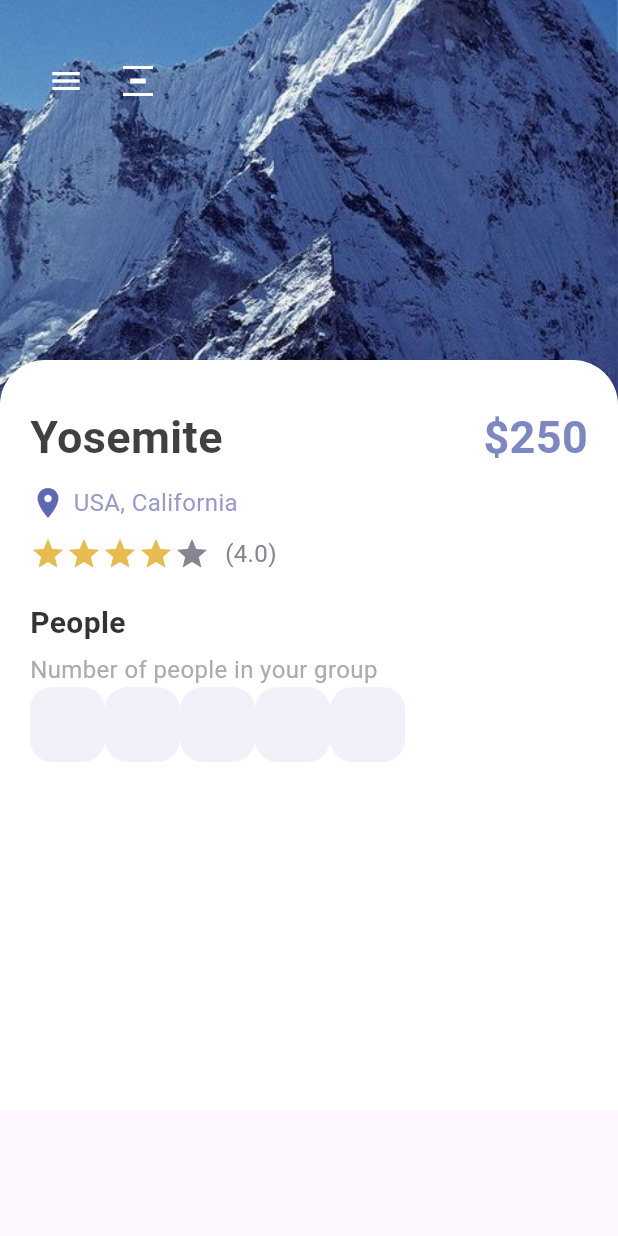
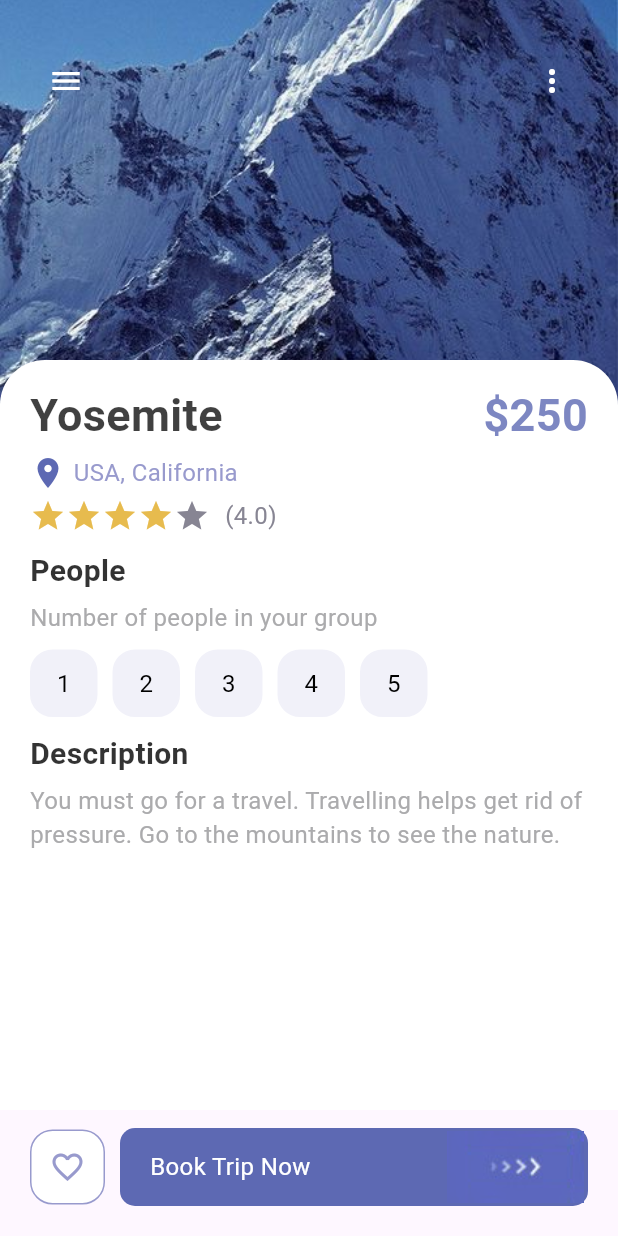
Before and after one commit to adedeni/tourist-app, a Flutter app: the screen it shows after launch, on a phone screen of 412 x 824 dp. Run offline on Flutter 3.47's test engine with Material 3 defaults, Android fonts, the phone set to English and light mode, and no system bars.

Commit message:
done with design remain cubit state management

```diff
--- a/lib/main.dart
+++ b/lib/main.dart
@@ -1,7 +1,7 @@
 import 'package:flutter/material.dart';
 import 'package:travelapp/screens/detail_page.dart';
-import 'package:travelapp/screens/navigation/main_page.dart';
-import 'package:travelapp/screens/welcome_page.dart';
+//import 'package:travelapp/screens/navigation/main_page.dart';
+//import 'package:travelapp/screens/welcome_page.dart';
 
 void main() {
   runApp(const MyApp());
--- a/lib/screens/detail_page.dart
+++ b/lib/screens/detail_page.dart
@@ -3,6 +3,7 @@ import 'package:travelapp/utilities/colors.dart';
 import 'package:travelapp/widgets/app_buttons.dart';
 import 'package:travelapp/widgets/app_large_text.dart';
 import 'package:travelapp/widgets/app_text.dart';
+import 'package:travelapp/widgets/responsive_button.dart';
 
 class DetailPage extends StatefulWidget {
   const DetailPage({super.key});
@@ -13,6 +14,7 @@ class DetailPage extends StatefulWidget {
 
 class _DetailPageState extends State<DetailPage> {
   int starRating = 4;
+  int selectedIndex = -1;
   @override
   Widget build(BuildContext context) {
     return Scaffold(
@@ -35,28 +37,33 @@ class _DetailPageState extends State<DetailPage> {
             ),
 
             Positioned(
-              left: 20,
+              left: 0,
+              right: 0,
               top: 30,
+              child: Padding(
+                padding: const EdgeInsets.symmetric(horizontal: 20),
                 child: Row(
+                  mainAxisAlignment: MainAxisAlignment.spaceBetween,
                   children: [
                     IconButton(
                       onPressed: () {},
                       icon: Icon(Icons.menu),
                       color: Colors.white,
                     ),
-
                     IconButton(
                       onPressed: () {},
-                    icon: Icon(Icons.vertical_distribute),
+                      icon: Icon(Icons.more_vert),
                       color: Colors.white,
                     ),
                   ],
                 ),
               ),
+            ),
+
             Positioned(
               top: 240,
               child: Container(
-                padding: const EdgeInsets.only(left: 20, right: 20, top: 30),
+                padding: const EdgeInsets.only(left: 20, right: 20, top: 15),
                 width: MediaQuery.of(context).size.width,
                 height: 500,
                 decoration: BoxDecoration(
@@ -82,7 +89,7 @@ class _DetailPageState extends State<DetailPage> {
                         ),
                       ],
                     ),
-                    SizedBox(height: 10),
+                    SizedBox(height: 5),
                     Row(
                       children: [
                         Icon(Icons.location_on, color: AppColor.mainColor),
@@ -93,7 +100,7 @@ class _DetailPageState extends State<DetailPage> {
                         ),
                       ],
                     ),
-                    SizedBox(height: 10),
+                    SizedBox(height: 5),
                     Row(
                       children: [
                         Wrap(
@@ -110,7 +117,7 @@ class _DetailPageState extends State<DetailPage> {
                         AppText(text: "(4.0)", color: AppColor.textColor2),
                       ],
                     ),
-                    SizedBox(height: 20),
+                    SizedBox(height: 10),
                     AppLargeText(
                       text: "People",
                       color: Colors.black.withOpacity(0.8),
@@ -121,18 +128,67 @@ class _DetailPageState extends State<DetailPage> {
                       text: "Number of people in your group",
                       color: AppColor.mainTextColor,
                     ),
+                    SizedBox(height: 10),
                     Wrap(
-                      children:
-                        List.generate(5, (index) {
-                          return AppButtons(
+                      children: List.generate(5, (index) {
+                        return InkWell(
+                          onTap: () {
+                            setState(() {
+                              selectedIndex = index;
+                            });
+                          },
+                          child: Container(
+                            margin: const EdgeInsets.only(right: 10),
+                            child: AppButtons(
+                              size: 45,
+                              color: selectedIndex == index
+                                  ? Colors.white
+                                  : Colors.black,
+                              backgroundColor: selectedIndex == index
+                                  ? Colors.black
+                                  : AppColor.buttonBackground,
+                              borderColor: selectedIndex == index
+                                  ? Colors.black
+                                  : AppColor.buttonBackground,
+                              text: (index + 1).toString(),
+                            ),
+                          ),
+                        );
+                      }),
+                    ),
+                    SizedBox(height: 10),
+                    AppLargeText(
+                      text: "Description",
+                      color: Colors.black.withOpacity(0.8),
+                      size: 20,
+                    ),
+                    SizedBox(height: 5),
+                    AppText(
+                      text:
+                          "You must go for a travel. Travelling helps get rid of pressure. Go to the mountains to see the nature.",
+                      color: AppColor.mainTextColor,
+                    ),
+                  ],
+                ),
+              ),
+            ),
+            Positioned(
+              bottom: 20,
+              left: 20,
+              right: 20,
+              child: Container(
+                child: Row(
+                  children: [
+                    AppButtons(
                       size: 50,
-                            color: Colors.black,
-                            backgroundColor: AppColor.buttonBackground,
-                             borderColor: AppColor.buttonBackground,
-                             isIcon: false);
-                        })
-
+                      color: AppColor.textColor1,
+                      backgroundColor: Colors.white,
+                      borderColor: AppColor.textColor1,
+                      isIcon: true,
+                      icon: Icons.favorite_border,
                     ),
+                    SizedBox(width: 10),
+                    ResponsiveButton(isResponsive: true),
                   ],
                 ),
               ),
--- a/lib/widgets/app_buttons.dart
+++ b/lib/widgets/app_buttons.dart
@@ -1,5 +1,6 @@
 import 'package:flutter/material.dart';
-import 'package:travelapp/utilities/colors.dart';
+
+import 'package:travelapp/widgets/app_text.dart';
 
 class AppButtons extends StatelessWidget {
   final Color color;
@@ -13,11 +14,12 @@ class AppButtons extends StatelessWidget {
     super.key,
     this.text,
     this.icon,
-    this.isIcon=false,
+    this.isIcon = false,
     required this.size,
     required this.color,
     required this.backgroundColor,
-  required this.borderColor});
+    required this.borderColor,
+  });
 
   @override
   Widget build(BuildContext context) {
@@ -30,6 +32,11 @@ class AppButtons extends StatelessWidget {
         borderRadius: BorderRadius.circular(15),
         color: backgroundColor,
       ),
-                          );;
+      child: isIcon == false
+          ? Center(
+              child: AppText(text: text!, color: color),
+            )
+          : Center(child: Icon(icon, color: color)),
+    );
   }
 }
--- a/lib/widgets/responsive_button.dart
+++ b/lib/widgets/responsive_button.dart
@@ -1,28 +1,42 @@
 import 'package:flutter/material.dart';
 import 'package:travelapp/utilities/colors.dart';
+import 'package:travelapp/widgets/app_text.dart';
 
 class ResponsiveButton extends StatelessWidget {
   bool? isResponsive;
   double? width;
-  ResponsiveButton({super.key, this.isResponsive = false, this.width});
+  ResponsiveButton({super.key, this.isResponsive = false, this.width = 100});
 
   @override
   Widget build(BuildContext context) {
-    return Container(
-      width: width, height: 52,
+    return Flexible(
+      child: Container(
+        width: isResponsive == true ? double.maxFinite : width,
+        height: 52,
         decoration: BoxDecoration(
           borderRadius: BorderRadius.circular(10),
-        color: AppColor.mainColor
+          color: AppColor.mainColor,
         ),
 
         child: Row(
-        mainAxisAlignment: MainAxisAlignment.center,
+          mainAxisAlignment: isResponsive == true
+              ? MainAxisAlignment.spaceBetween
+              : MainAxisAlignment.center,
           children: [
-          Image.asset("images/button.png", fit: BoxFit.cover,),
-
+            isResponsive == true
+                ? Container(
+                    margin: EdgeInsets.only(left: 20),
+                    child: AppText(text: "Book Trip Now", color: Colors.white),
+                  )
+                : Container(),
+            isResponsive == true
+                ? Container(
+                  padding: EdgeInsets.only(right: 3),
+                  child: Image.asset("images/button.png", fit: BoxFit.cover))
+                : Image.asset("images/button.png", fit: BoxFit.cover),
           ],
         ),
-
+      ),
     );
   }
 }
```
Lines whose indentation alone changed are shown as unchanged.
